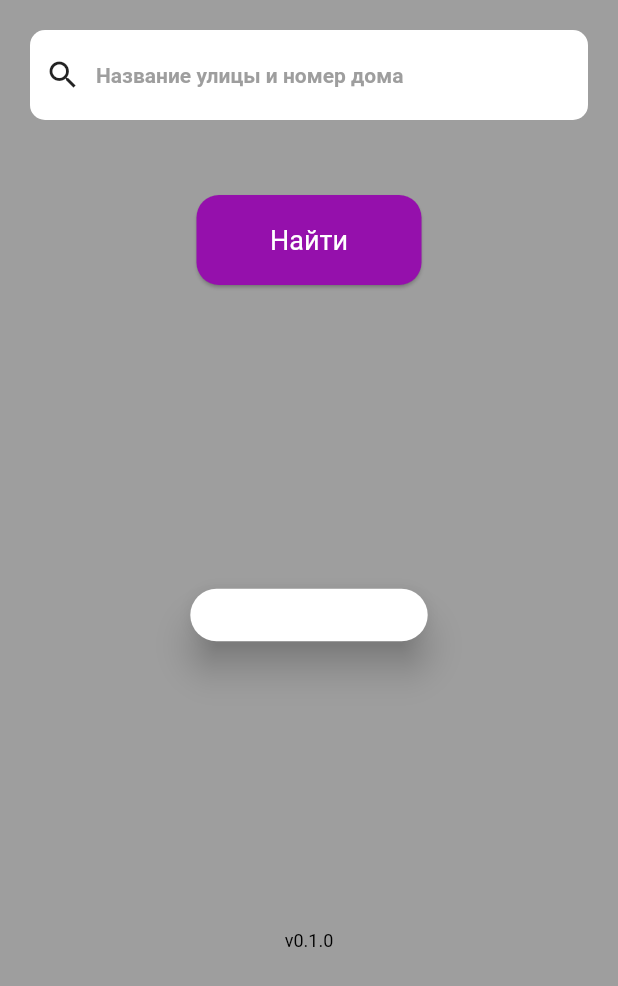
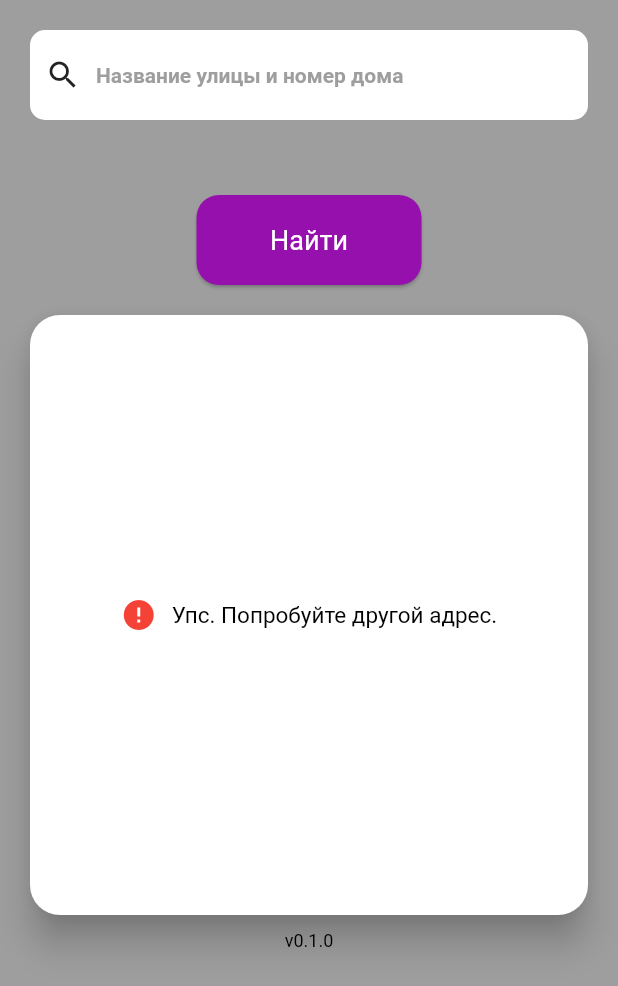
Before and after one commit to pen-dev/steria-ui, a Flutter app: the ErrorPage screen opened directly, on a phone screen of 412 x 824 dp. Shown: the top 986 px of the screen. Run offline on Flutter 3.47's test engine with Material 2 defaults, Android fonts, the phone set to English and light mode, and no system bars.

Commit message:
fixed: размер карточки с загрузкой, ошибкой и информацией о здании больше не меняется. Исправлена верстка

```diff
--- a/lib/ui_components/components.dart
+++ b/lib/ui_components/components.dart
@@ -144,8 +144,9 @@ class HouseCardInfoWidget extends StatelessWidget {
 
   Widget _wrapRow(String leftText, String rightText){
     return Padding(
-        padding: EdgeInsets.only(bottom: 50.0),
+        padding: EdgeInsets.only(bottom: 10.0),
         child: Row(
+          mainAxisAlignment: MainAxisAlignment.center,
           children: <Widget>[
             SizedBox(
                 width: 100,
@@ -168,9 +169,12 @@ class HouseCardInfoWidget extends StatelessWidget {
     HouseData _data = context.watch<HouseProvider>().houseData;
 
     return CardWidget(
+      child: Center(
         child: Padding(
           padding: EdgeInsets.symmetric(horizontal: 20.0),
           child: Column(
+              mainAxisAlignment: MainAxisAlignment.start,
+              crossAxisAlignment: CrossAxisAlignment.center,
               children: <Widget>[
                 SizedBox(height: 8),
                 Column(
@@ -184,9 +188,7 @@ class HouseCardInfoWidget extends StatelessWidget {
                             fontWeight: FontWeight.normal,
                             fontSize: 20.0),
                       )
-                  ]
-              )
-              ,
+                    ]),
             SizedBox(height: 10.00),
                 this._wrapRow('Архитекторы:', '${_data.architect}'),
                 SizedBox(height: 4.00),
@@ -194,6 +196,7 @@ class HouseCardInfoWidget extends StatelessWidget {
                 SizedBox(height: 4.00),
                 this._wrapRow('Стиль:', '${_data.style}'),
               ]
+          ),
         ),
       ),
     );
@@ -205,16 +208,26 @@ class ErrorCardWidget extends StatelessWidget {
   @override
   Widget build(BuildContext context) {
     return CardWidget(
+      child: Center(
         child: Padding(
             padding: EdgeInsets.symmetric(horizontal: 50.0),
-          child: Text(
-            'Упс.',
+            child: Row(
+              mainAxisAlignment: MainAxisAlignment.center,
+              crossAxisAlignment: CrossAxisAlignment.center,
+              children: <Widget>[
+                Icon(Icons.error, color: Colors.red),
+                SizedBox(width: 10,),
+                Text(
+                  'Упс. Попробуйте другой адрес.',
                   textAlign: TextAlign.center,
                   style: TextStyle(
-                color: Colors.white,
+                      color: Colors.black,
                       fontWeight: FontWeight.normal,
-                fontSize: 30.0),
+                      fontSize: 15.0),
+                ),
+              ],
             )
+        ),
       ),
     );
   }
@@ -225,13 +238,10 @@ class LoadingCardWidget extends StatelessWidget {
   @override
   Widget build(BuildContext context) {
     return CardWidget(
-      child: Padding(
-        padding: EdgeInsets.only(
-            left: 50.0,
-            right: 50.0,
-            top: 20
-        ),
+      child: Center(
         child: Column(
+          mainAxisAlignment: MainAxisAlignment.center,
+          crossAxisAlignment: CrossAxisAlignment.center,
           children: <Widget>[
             CircularProgressIndicator(),
             SizedBox(
```
Lines whose indentation alone changed are shown as unchanged.
